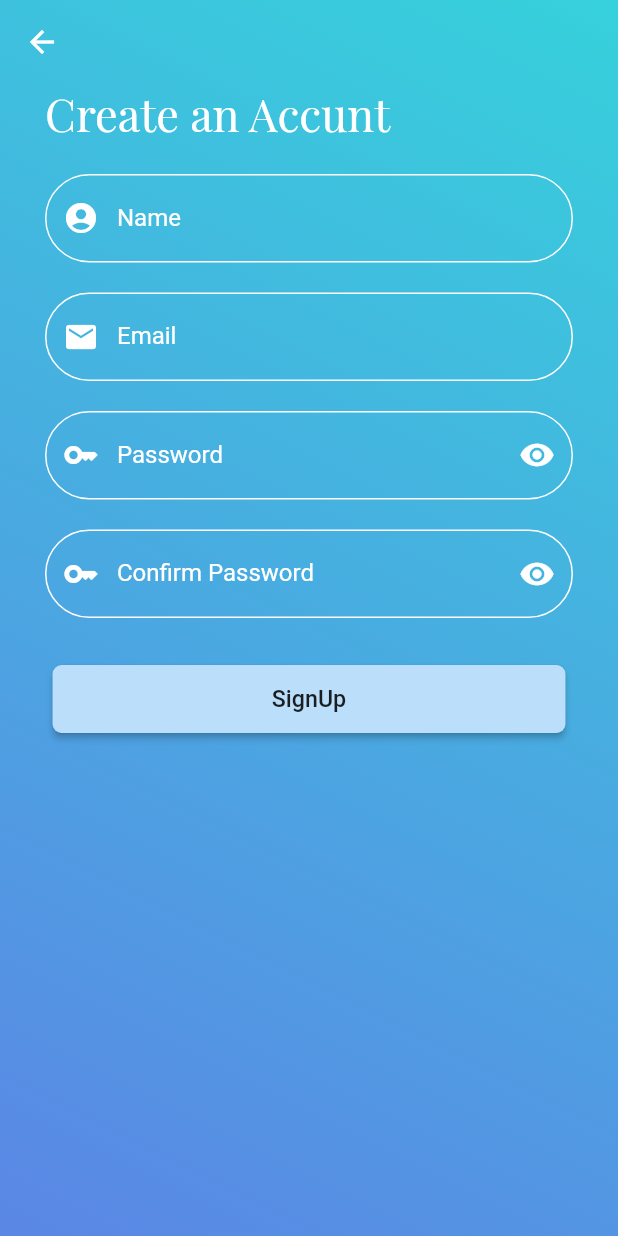
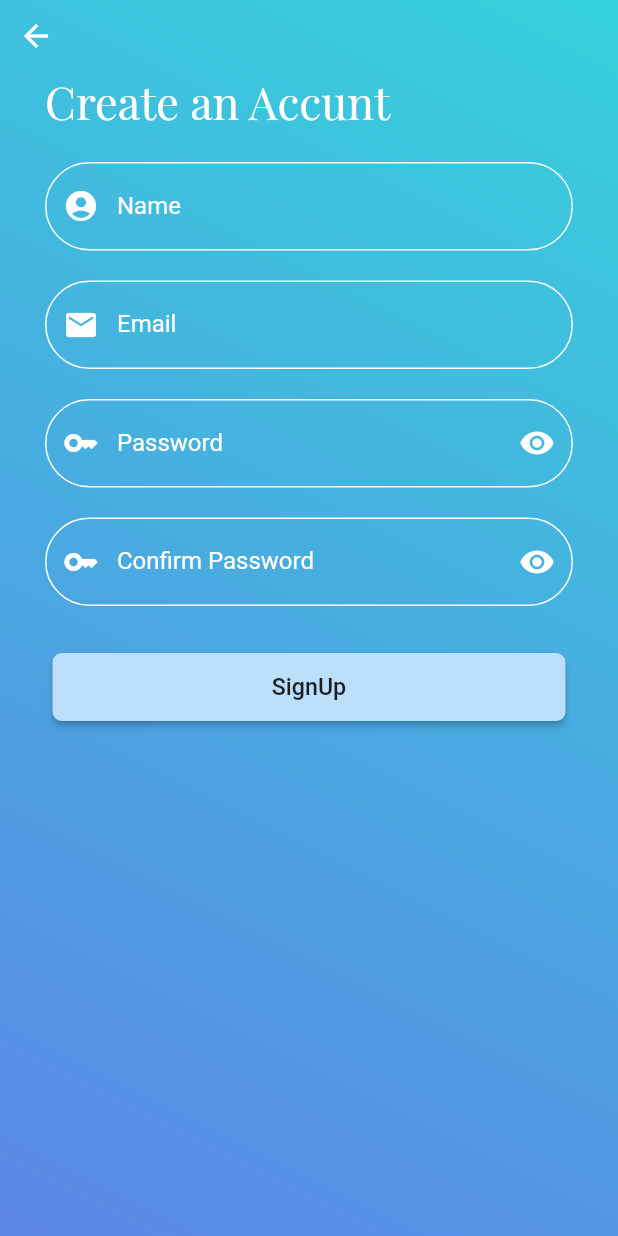
Before and after one commit to kaizer111/chattingapp, a Flutter app: the SignUpPage screen opened directly, on a phone screen of 412 x 824 dp. Run offline on Flutter 3.47's test engine with Material 2 defaults, Android fonts, the phone set to English and light mode, and no system bars; our stand-ins replace cloud_firestore, confetti, firebase_auth, firebase_core, qr_flutter, share_plus and 2 more; missing offline and left inert: comment_box, floating_action_bubble, mobile_scanner; accounts and stored records are empty.

```diff
--- a/lib/Screens/authscreens/loginpage.dart
+++ b/lib/Screens/authscreens/loginpage.dart
@@ -63,6 +63,7 @@ class _LoginPageState extends State<LoginPage> {
                 Padding(
                   padding: const EdgeInsets.fromLTRB(30, 40, 30, 10),
                   child: TextFormField(
+                    style: TextStyle(color: Colors.white),
                     controller: emailController,
                     validator: (val) {
                        if (val!.isEmpty) return "email cannot be empty";
@@ -89,6 +90,7 @@ class _LoginPageState extends State<LoginPage> {
                 Padding(
                   padding: const EdgeInsets.fromLTRB(30, 25, 30, 10),
                   child: TextFormField(
+                    style: TextStyle(color: Colors.white),
                     obscureText: ishiddenPassword,
                     controller: passwordController,
                     validator: (val) {
--- a/lib/Screens/authscreens/signuppage.dart
+++ b/lib/Screens/authscreens/signuppage.dart
@@ -29,7 +29,17 @@ class _SignUpPageState extends State<SignUpPage> {
 
   @override
   Widget build(BuildContext context) {
-    return Container(
+    return SafeArea(
+          child: Scaffold(
+            // appBar: AppBar(
+            //   elevation: 0,
+            //   backgroundColor: Color(0xFF5b86e5),
+            // ),
+            backgroundColor: Colors.transparent,
+            body: Form(
+              key: _formkey,
+              child: Container(
+                height: double.infinity,
                 decoration: const BoxDecoration(
              gradient: LinearGradient(begin: Alignment.topRight,
                 end: Alignment.bottomLeft,
@@ -38,14 +48,7 @@ class _SignUpPageState extends State<SignUpPage> {
                   Color(0xFF5b86e5),
                 ],),
                   ),
-        child: Scaffold(
-          appBar: AppBar(
-            elevation: 0,
-            backgroundColor: Colors.transparent,
-          ),
-          backgroundColor: Colors.transparent,
-          body: Form(
-            key: _formkey,
+                child: SingleChildScrollView(
                   child: Column(
                     crossAxisAlignment: CrossAxisAlignment.start,
                     children: [
@@ -56,6 +59,9 @@ class _SignUpPageState extends State<SignUpPage> {
                       //     width: 350,
                       //     child: Image.asset("assets/images/chattingicon.png",fit: BoxFit.contain)),
                       // ),
+                      IconButton(onPressed: () {
+                        Navigator.pop(context);
+                      }, icon: Icon(Icons.arrow_back,color: Colors.white,)),
                       Padding(
                         padding: const EdgeInsets.fromLTRB(30, 0, 10, 0),
                         child: Text("Create an Accunt",style: TextStyle(color: Colors.white,fontSize: 30,fontFamily: "play"),),
@@ -246,6 +252,9 @@ class _SignUpPageState extends State<SignUpPage> {
                   ),
                 ),
               ),
+            ),
+          ),
+
     );
   }
 }
--- a/pubspec.yaml
+++ b/pubspec.yaml
@@ -53,6 +53,7 @@ dev_dependencies:
   confetti: ^0.7.0
   comment_box: ^0.0.18
   timeago_flutter: ^1.2.0
+  share_plus: ^6.3.0
 
 # For information on the generic Dart part of this file, see the
 # following page: https://dart.dev/tools/pub/pubspec
```
Also changed, not shown: lib/Screens/chats/chattingroom.dart (+14 -5 lines), lib/Screens/floatingbutton_Actions/Qr_Code_generator/Qr_generator.dart (+8 -3 lines), 1 other file. Lines whose indentation alone changed are shown as unchanged.
